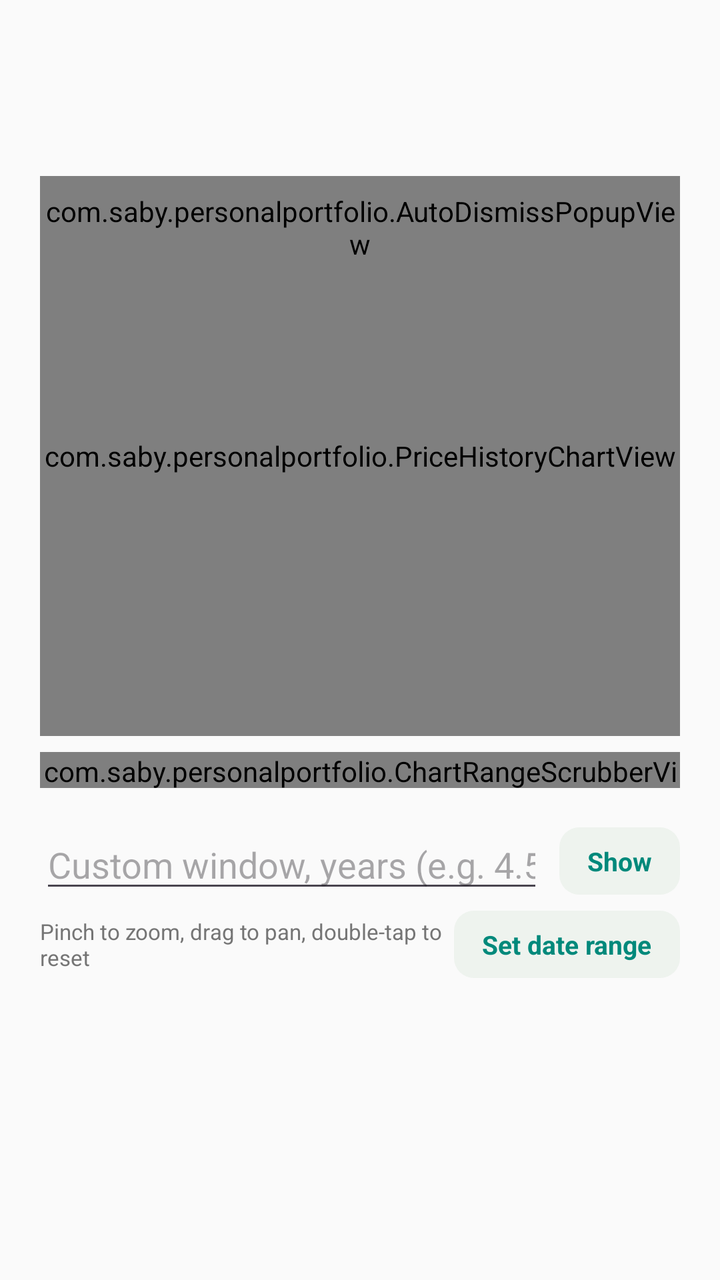
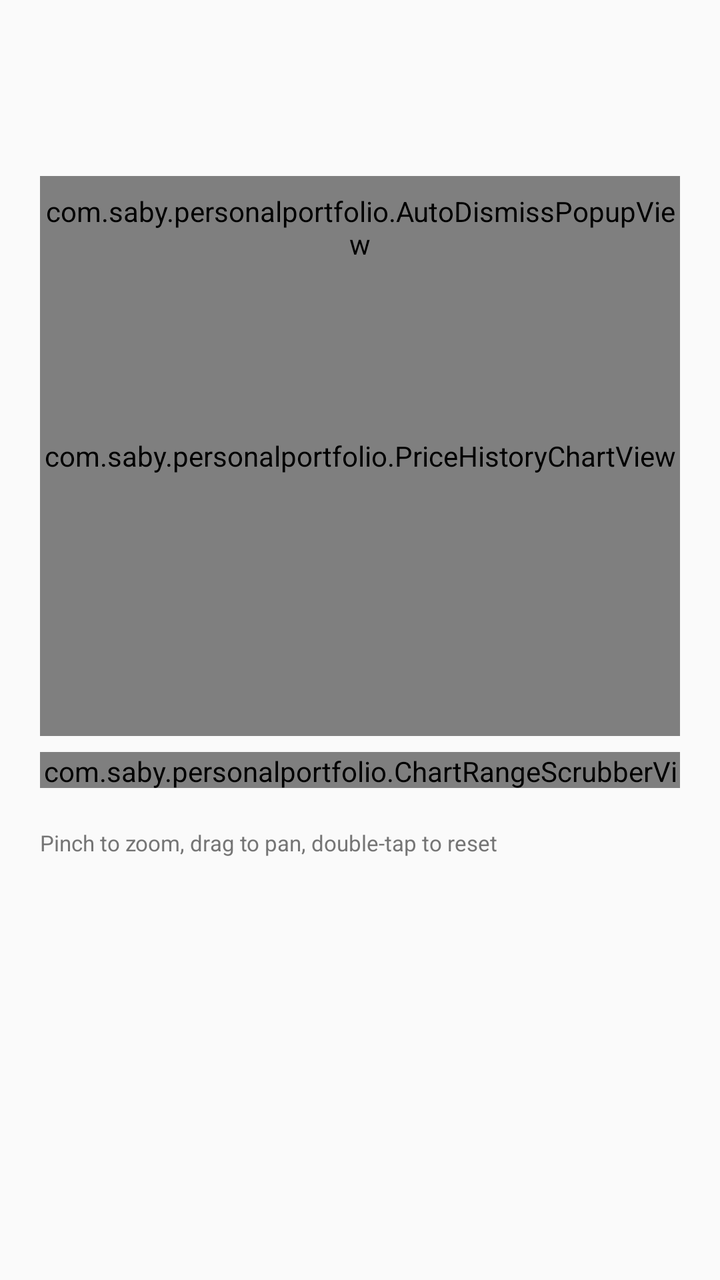

Screens rendered from an Android XML layout before and after an edit, with the pre-edit source and the edit as a unified diff.
<!-- AndroidManifest.xml: application theme Theme.PersonalPortfolio -->
<!-- res/layout/activity_returns_detail.xml -->
<?xml version="1.0" encoding="utf-8"?>
<ScrollView xmlns:android="http://schemas.android.com/apk/res/android"
    android:layout_width="match_parent"
    android:layout_height="match_parent">

    <LinearLayout
        android:layout_width="match_parent"
        android:layout_height="wrap_content"
        android:orientation="vertical"
        android:padding="20dp">

        <TextView
            android:id="@+id/returnsDetailName"
            android:layout_width="match_parent"
            android:layout_height="wrap_content"
            android:textSize="20sp"
            android:textStyle="bold" />

        <TextView
            android:id="@+id/returnsDetailScrubbed"
            android:layout_width="match_parent"
            android:layout_height="wrap_content"
            android:layout_marginTop="6dp"
            android:textSize="14sp"
            android:textColor="@color/colorNeutral" />

        
        <TextView
            android:id="@+id/returnsDetailFamilyBreakdown"
            android:layout_width="match_parent"
            android:layout_height="wrap_content"
            android:layout_marginTop="4dp"
            android:textSize="13sp"
            android:textStyle="bold"
            android:textColor="@color/colorOnSurface"
            android:visibility="gone" />

        
        <FrameLayout
            android:layout_width="match_parent"
            android:layout_height="wrap_content"
            android:layout_marginTop="16dp">

            <com.saby.personalportfolio.PriceHistoryChartView
                android:id="@+id/returnsDetailChart"
                android:layout_width="match_parent"
                android:layout_height="280dp" />

            <com.saby.personalportfolio.AutoDismissPopupView
                android:id="@+id/returnsDetailMarkerPopup"
                android:layout_width="wrap_content"
                android:layout_height="wrap_content"
                android:layout_gravity="top|center_horizontal"
                android:layout_marginTop="8dp" />

        </FrameLayout>

        
        <com.saby.personalportfolio.ChartRangeScrubberView
            android:id="@+id/returnsDetailChartScrubber"
            android:layout_width="match_parent"
            android:layout_height="18dp"
            android:layout_marginTop="8dp" />

        
        <HorizontalScrollView
            android:layout_width="match_parent"
            android:layout_height="wrap_content"
            android:layout_marginTop="8dp"
            android:scrollbars="none">

            <LinearLayout
                android:id="@+id/returnsDetailRangePresets"
                android:layout_width="wrap_content"
                android:layout_height="wrap_content"
                android:orientation="horizontal" />

        </HorizontalScrollView>

        
        <LinearLayout
            android:layout_width="match_parent"
            android:layout_height="wrap_content"
            android:layout_marginTop="8dp"
            android:orientation="horizontal"
            android:gravity="center_vertical">

            <EditText
                android:id="@+id/returnsDetailChartWindowYears"
                android:layout_width="0dp"
                android:layout_weight="1"
                android:layout_height="wrap_content"
                android:hint="Custom window, years (e.g. 4.5)"
                android:inputType="numberDecimal" />

            <TextView
                android:id="@+id/returnsDetailChartWindowYearsShow"
                style="@style/ActionChip"
                android:layout_width="wrap_content"
                android:layout_marginStart="8dp"
                android:text="Show" />

        </LinearLayout>

        <LinearLayout
            android:layout_width="match_parent"
            android:layout_height="wrap_content"
            android:layout_marginTop="4dp"
            android:orientation="horizontal"
            android:gravity="center_vertical">

            <TextView
                android:layout_width="0dp"
                android:layout_weight="1"
                android:layout_height="wrap_content"
                android:text="Pinch to zoom, drag to pan, double-tap to reset"
                android:textSize="11sp"
                android:textColor="@color/colorNeutral" />

            <TextView
                android:id="@+id/returnsDetailSetDateRange"
                style="@style/ActionChip"
                android:layout_width="wrap_content"
                android:text="Set date range" />

        </LinearLayout>

        <TextView
            android:id="@+id/returnsDetailEmptyState"
            android:layout_width="match_parent"
            android:layout_height="wrap_content"
            android:layout_marginTop="16dp"
            android:textSize="14sp"
            android:textColor="@color/colorNeutral"
            android:visibility="gone" />

        
        <LinearLayout
            android:id="@+id/returnsDetailMetricsSection"
            android:layout_width="match_parent"
            android:layout_height="wrap_content"
            android:layout_marginTop="24dp"
            android:orientation="vertical"
            android:visibility="gone">

            <View
                android:layout_width="match_parent"
                android:layout_height="1dp"
                android:layout_marginBottom="16dp"
                android:background="@color/colorSurfaceVariant" />

            <TextView
                android:layout_width="match_parent"
                android:layout_height="wrap_content"
                android:text="Risk &amp; relative performance"
                android:textSize="16sp"
                android:textStyle="bold" />

            <LinearLayout
                android:layout_width="match_parent"
                android:layout_height="wrap_content"
                android:layout_marginTop="8dp"
                android:orientation="horizontal"
                android:gravity="center_vertical">

                <TextView
                    android:id="@+id/returnsDetailBenchmarkLabel"
                    android:layout_width="0dp"
                    android:layout_height="wrap_content"
                    android:layout_weight="1"
                    android:textSize="13sp"
                    android:textColor="@color/colorNeutral" />

                <TextView
                    android:id="@+id/returnsDetailChangeBenchmark"
                    style="@style/ActionChip"
                    android:layout_width="wrap_content"
                    android:text="Change" />

            </LinearLayout>

            
            <LinearLayout
                android:id="@+id/returnsDetailMetricsGrid"
                android:layout_width="match_parent"
                android:layout_height="wrap_content"
                android:layout_marginTop="12dp"
                android:orientation="vertical" />

        </LinearLayout>

    </LinearLayout>

</ScrollView>
<!-- resources referenced by this layout -->
<resources>
  <color name="colorNeutral">#757575</color>
  <color name="colorOnSurface">#1A1A1A</color>
  <color name="colorSurfaceVariant">#EEF3EE</color>
  <style name="ActionChip">
          <item name="android:layout_height">wrap_content</item>
          <item name="android:paddingStart">14dp</item>
          <item name="android:paddingEnd">14dp</item>
          <item name="android:paddingTop">8dp</item>
          <item name="android:paddingBottom">8dp</item>
          <item name="android:background">@drawable/dropdown_tab_background</item>
          <item name="android:textSize">13sp</item>
          <item name="android:textStyle">bold</item>
          <item name="android:textColor">@color/colorSecondary</item>
          <item name="android:gravity">center</item>
          <item name="android:clickable">true</item>
          <item name="android:focusable">true</item>
      </style>
  <style name="Theme.PersonalPortfolio" parent="Theme.Material3.DayNight.NoActionBar">
          <item name="colorPrimary">@color/colorPrimary</item>
          <item name="colorPrimaryVariant">@color/colorPrimaryVariant</item>
          <item name="colorOnPrimary">@color/colorOnPrimary</item>
  
          <item name="colorSecondary">@color/colorSecondary</item>
          <item name="colorOnSecondary">@color/colorOnSecondary</item>
  
          <item name="android:colorBackground">@color/colorBackground</item>
          <item name="colorOnBackground">@color/colorOnBackground</item>
  
          <item name="colorSurface">@color/colorSurface</item>
          <item name="colorOnSurface">@color/colorOnSurface</item>
  
          <item name="android:statusBarColor">@color/colorPrimaryVariant</item>
      </style>
  <!-- drawable dropdown_tab_background (drawable) -->
  <?xml version="1.0" encoding="utf-8"?>
  <shape xmlns:android="http://schemas.android.com/apk/res/android"
      android:shape="rectangle">
      <solid android:color="@color/colorSurfaceVariant" />
      <corners android:radius="10dp" />
  </shape>
  <color name="colorSecondary">#00897B</color>
  <color name="colorPrimary">#1B5E20</color>
  <color name="colorPrimaryVariant">#0D3B12</color>
  <color name="colorOnPrimary">#FFFFFF</color>
  <color name="colorOnSecondary">#FFFFFF</color>
  <color name="colorBackground">#FAFAFA</color>
  <color name="colorOnBackground">#1A1A1A</color>
  <color name="colorSurface">#FFFFFF</color>
</resources>

<!-- the commit's change to res/layout/activity_returns_detail.xml (unified diff, before → after) -->
@@ -79,28 +79,11 @@
 
         
         <LinearLayout
+            android:id="@+id/returnsDetailChartOptions"
             android:layout_width="match_parent"
             android:layout_height="wrap_content"
             android:layout_marginTop="8dp"
-            android:orientation="horizontal"
-            android:gravity="center_vertical">
-
-            <EditText
-                android:id="@+id/returnsDetailChartWindowYears"
-                android:layout_width="0dp"
-                android:layout_weight="1"
-                android:layout_height="wrap_content"
-                android:hint="Custom window, years (e.g. 4.5)"
-                android:inputType="numberDecimal" />
-
-            <TextView
-                android:id="@+id/returnsDetailChartWindowYearsShow"
-                style="@style/ActionChip"
-                android:layout_width="wrap_content"
-                android:layout_marginStart="8dp"
-                android:text="Show" />
-
-        </LinearLayout>
+            android:orientation="horizontal" />
 
         <LinearLayout
             android:layout_width="match_parent"
@@ -117,11 +100,6 @@
                 android:textSize="11sp"
                 android:textColor="@color/colorNeutral" />
 
-            <TextView
-                android:id="@+id/returnsDetailSetDateRange"
-                style="@style/ActionChip"
-                android:layout_width="wrap_content"
-                android:text="Set date range" />
 
         </LinearLayout>
 
